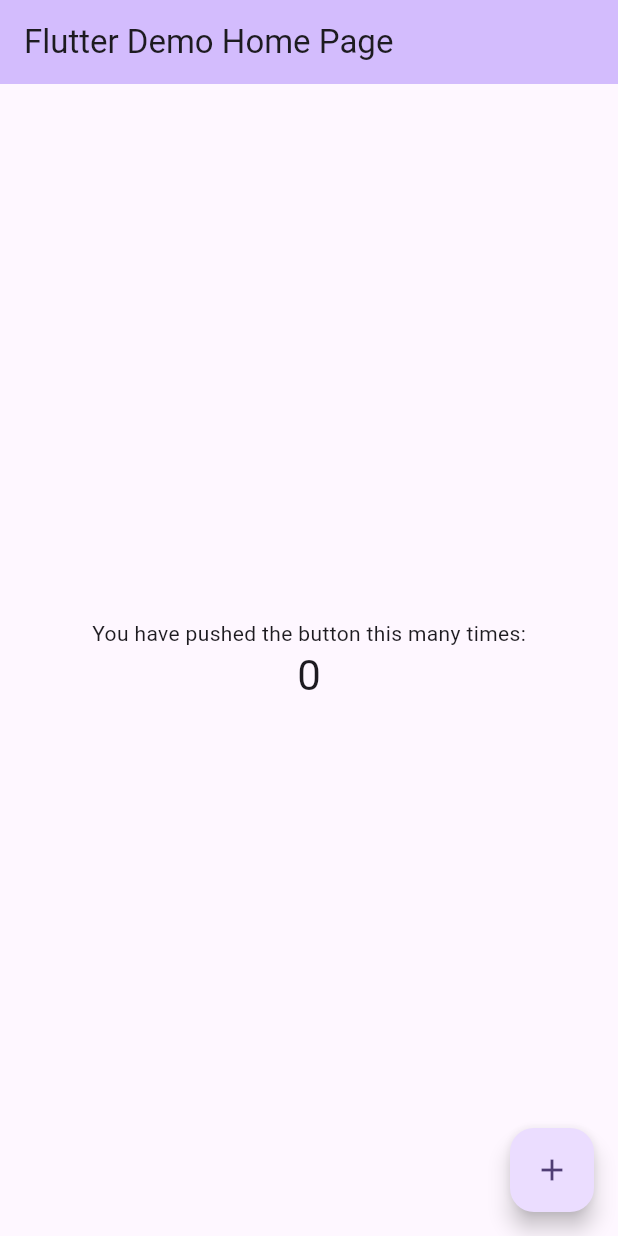
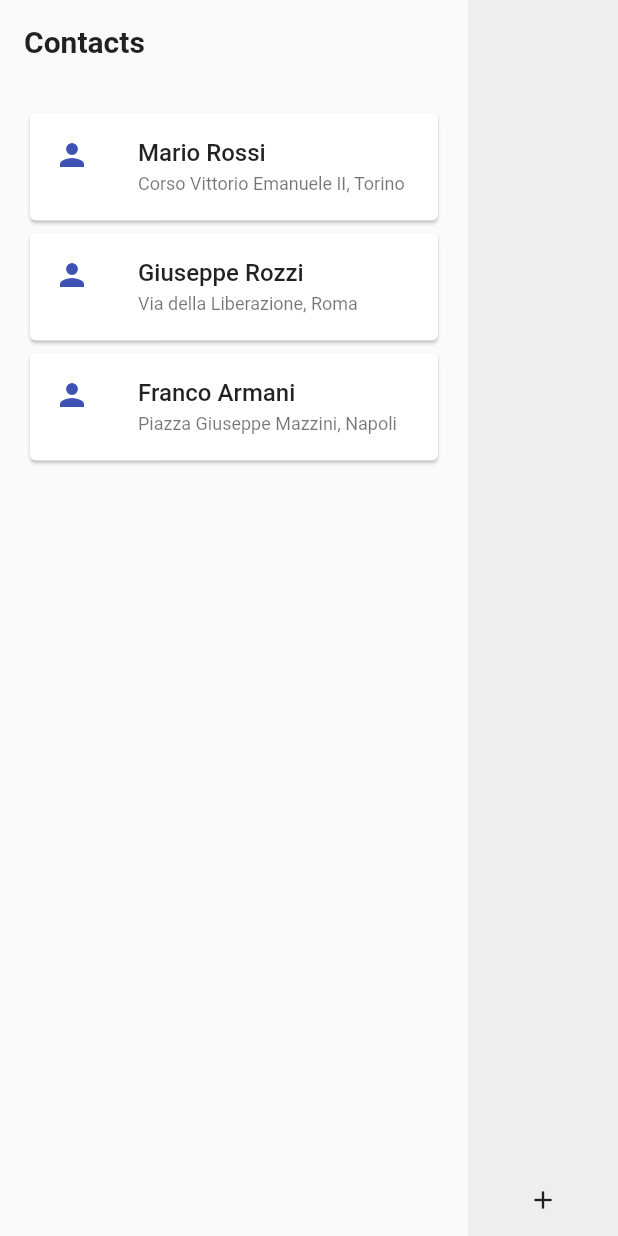
Before and after one commit to Difelice-e/flutter-layout, a Flutter app: the screen it shows after launch, on a phone screen of 412 x 824 dp. Run offline on Flutter 3.47's test engine with Material 2 defaults, Android fonts, the phone set to English and light mode, and no system bars.

Commit message:
create folder

```diff
--- a/lib/main.dart
+++ b/lib/main.dart
@@ -7,119 +7,99 @@ void main() {
 class MyApp extends StatelessWidget {
   const MyApp({super.key});
 
-  // This widget is the root of your application.
   @override
   Widget build(BuildContext context) {
-    return MaterialApp(
-      title: 'Flutter Demo',
-      theme: ThemeData(
-        // This is the theme of your application.
-        //
-        // TRY THIS: Try running your application with "flutter run". You'll see
-        // the application has a blue toolbar. Then, without quitting the app,
-        // try changing the seedColor in the colorScheme below to Colors.green
-        // and then invoke "hot reload" (save your changes or press the "hot
-        // reload" button in a Flutter-supported IDE, or press "r" if you used
-        // the command line to start the app).
-        //
-        // Notice that the counter didn't reset back to zero; the application
-        // state is not lost during the reload. To reset the state, use hot
-        // restart instead.
-        //
-        // This works for code too, not just values: Most code changes can be
-        // tested with just a hot reload.
-        colorScheme: ColorScheme.fromSeed(seedColor: Colors.deepPurple),
-        useMaterial3: true,
-      ),
-      home: const MyHomePage(title: 'Flutter Demo Home Page'),
+    return const MaterialApp(
+      debugShowCheckedModeBanner: false,
+      home: HomePage(),
     );
   }
 }
 
-class MyHomePage extends StatefulWidget {
-  const MyHomePage({super.key, required this.title});
-
-  // This widget is the home page of your application. It is stateful, meaning
-  // that it has a State object (defined below) that contains fields that affect
-  // how it looks.
-
-  // This class is the configuration for the state. It holds the values (in this
-  // case the title) provided by the parent (in this case the App widget) and
-  // used by the build method of the State. Fields in a Widget subclass are
-  // always marked "final".
-
-  final String title;
-
-  @override
-  State<MyHomePage> createState() => _MyHomePageState();
-}
-
-class _MyHomePageState extends State<MyHomePage> {
-  int _counter = 0;
-
-  void _incrementCounter() {
-    setState(() {
-      // This call to setState tells the Flutter framework that something has
-      // changed in this State, which causes it to rerun the build method below
-      // so that the display can reflect the updated values. If we changed
-      // _counter without calling setState(), then the build method would not be
-      // called again, and so nothing would appear to happen.
-      _counter++;
-    });
-  }
+class HomePage extends StatelessWidget {
+  const HomePage({super.key});
 
   @override
   Widget build(BuildContext context) {
-    // This method is rerun every time setState is called, for instance as done
-    // by the _incrementCounter method above.
-    //
-    // The Flutter framework has been optimized to make rerunning build methods
-    // fast, so that you can just rebuild anything that needs updating rather
-    // than having to individually change instances of widgets.
-    return Scaffold(
-      appBar: AppBar(
-        // TRY THIS: Try changing the color here to a specific color (to
-        // Colors.amber, perhaps?) and trigger a hot reload to see the AppBar
-        // change color while the other colors stay the same.
-        backgroundColor: Theme.of(context).colorScheme.inversePrimary,
-        // Here we take the value from the MyHomePage object that was created by
-        // the App.build method, and use it to set our appbar title.
-        title: Text(widget.title),
-      ),
-      body: Center(
-        // Center is a layout widget. It takes a single child and positions it
-        // in the middle of the parent.
-        child: Column(
-          // Column is also a layout widget. It takes a list of children and
-          // arranges them vertically. By default, it sizes itself to fit its
-          // children horizontally, and tries to be as tall as its parent.
-          //
-          // Column has various properties to control how it sizes itself and
-          // how it positions its children. Here we use mainAxisAlignment to
-          // center the children vertically; the main axis here is the vertical
-          // axis because Columns are vertical (the cross axis would be
-          // horizontal).
-          //
-          // TRY THIS: Invoke "debug painting" (choose the "Toggle Debug Paint"
-          // action in the IDE, or press "p" in the console), to see the
-          // wireframe for each widget.
-          mainAxisAlignment: MainAxisAlignment.center,
-          children: <Widget>[
-            const Text(
-              'You have pushed the button this many times:',
-            ),
-            Text(
-              '$_counter',
-              style: Theme.of(context).textTheme.headlineMedium,
-            ),
-          ],
-        ),
-      ),
-      floatingActionButton: FloatingActionButton(
-        onPressed: _incrementCounter,
-        tooltip: 'Increment',
-        child: const Icon(Icons.add),
-      ), // This trailing comma makes auto-formatting nicer for build methods.
+    return const Scaffold(
+        body: Stack(
+      children: <Widget>[
+        Positioned(right: 0, top: 0, bottom: 0, child: Sidebar()),
+        Positioned(left: 0, top: 0, bottom: 0, right: 100, child: Content())
+      ],
+    ));
+  }
+}
+
+class Sidebar extends StatelessWidget {
+  const Sidebar({super.key});
+
+  @override
+  Widget build(BuildContext context) {
+    return Container(
+      width: 100,
+      color: Colors.grey.shade200,
+      child: SafeArea(
+          child: Column(
+        children: <Widget>[
+          Expanded(child: Container()),
+          IconButton(
+            onPressed: () {},
+            icon: Icon(Icons.add, size: 20),
+          )
+        ],
+      )),
     );
   }
 }
+
+class Content extends StatelessWidget {
+  const Content({super.key});
+
+  @override
+  Widget build(BuildContext context) {
+    return const SafeArea(
+        child: Padding(
+      padding: EdgeInsets.all(16),
+      child: Column(
+        crossAxisAlignment: CrossAxisAlignment.start,
+        children: <Widget>[
+          Text("Contacts",
+              style: TextStyle(fontSize: 20, fontWeight: FontWeight.bold)),
+          SizedBox(
+            height: 32,
+          ),
+          Contact(
+            name: "Mario Rossi",
+            address: "Corso Vittorio Emanuele II, Torino",
+          ),
+          Contact(
+            name: "Giuseppe Rozzi",
+            address: "Via della Liberazione, Roma",
+          ),
+          Contact(
+            name: "Franco Armani",
+            address: "Piazza Giuseppe Mazzini, Napoli",
+          ),
+        ],
+      ),
+    ));
+  }
+}
+
+class Contact extends StatelessWidget {
+  const Contact({required this.name, required this.address});
+
+  final String name;
+  final String address;
+
+  @override
+  Widget build(BuildContext context) {
+    return Card(
+        child: ListTile(
+      title: Text(name, style: TextStyle(fontWeight: FontWeight.w500)),
+      subtitle: Text(address, style: TextStyle(fontSize: 12)),
+      leading: Icon(Icons.person, color: Colors.indigo),
+    ));
+  }
+}
```
